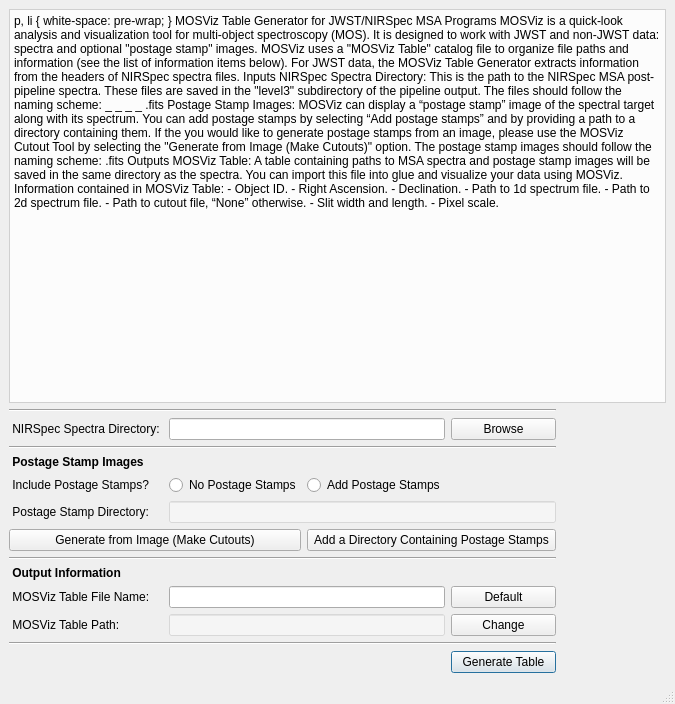
Before: the Qt Designer form table_gen.ui in robelgeda/temp, drawn with Qt 5.
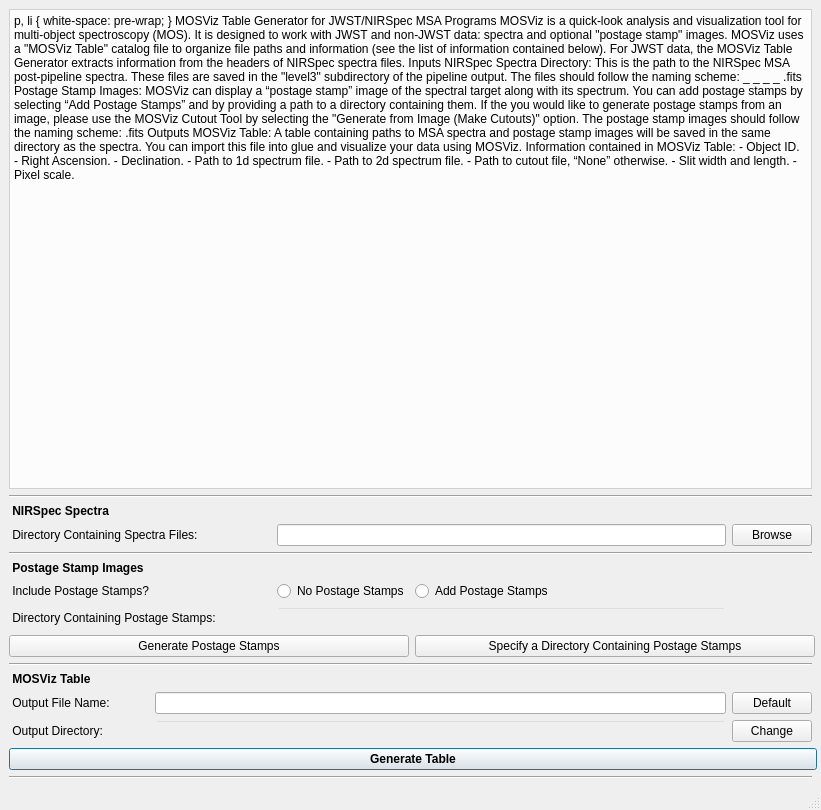
After: the same form once the commit is applied.

Patch:
```diff
--- a/table_gen.ui
+++ b/table_gen.ui
@@ -6,45 +6,154 @@
    <rect>
     <x>0</x>
     <y>0</y>
-    <width>675</width>
-    <height>704</height>
+    <width>821</width>
+    <height>810</height>
    </rect>
   </property>
   <property name="minimumSize">
    <size>
-    <width>675</width>
-    <height>704</height>
+    <width>821</width>
+    <height>810</height>
    </size>
   </property>
   <property name="maximumSize">
    <size>
-    <width>675</width>
-    <height>704</height>
+    <width>16777215</width>
+    <height>810</height>
    </size>
   </property>
   <property name="windowTitle">
    <string>MOSViz Table Generator for JWST/NIRSpec MSA Programs</string>
   </property>
   <widget class="QWidget" name="centralwidget">
-   <layout class="QGridLayout" name="gridLayout">
-    <item row="5" column="2">
-     <widget class="QRadioButton" name="radioButton_3">
+   <layout class="QGridLayout" name="gridLayout" columnstretch="0,0,0,1,0">
+    <item row="23" column="0" colspan="5">
+     <widget class="Line" name="line">
+      <property name="orientation">
+       <enum>Qt::Horizontal</enum>
+      </property>
+     </widget>
+    </item>
+    <item row="4" column="2" colspan="2">
+     <widget class="QLineEdit" name="spectra_user_input"/>
+    </item>
+    <item row="17" column="0">
+     <widget class="QLabel" name="output_title">
+      <property name="font">
+       <font>
+        <weight>75</weight>
+        <bold>true</bold>
+       </font>
+      </property>
       <property name="text">
-       <string>Add Postage Stamps</string>
+       <string> MOSViz Table</string>
       </property>
      </widget>
     </item>
-    <item row="19" column="3">
-     <widget class="QPushButton" name="pushButton_3">
+    <item row="11" column="2">
+     <widget class="QRadioButton" name="no_postage_radio">
+      <property name="text">
+       <string>No Postage Stamps</string>
+      </property>
+     </widget>
+    </item>
+    <item row="11" column="0">
+     <widget class="QLabel" name="include_postage_label">
+      <property name="text">
+       <string> Include Postage Stamps?</string>
+      </property>
+     </widget>
+    </item>
+    <item row="10" column="0">
+     <widget class="QLabel" name="postage_title">
+      <property name="font">
+       <font>
+        <weight>75</weight>
+        <bold>true</bold>
+       </font>
+      </property>
+      <property name="text">
+       <string> Postage Stamp Images</string>
+      </property>
+     </widget>
+    </item>
+    <item row="18" column="4">
+     <widget class="QPushButton" name="default_filename_button">
+      <property name="text">
+       <string>Default</string>
+      </property>
+     </widget>
+    </item>
+    <item row="4" column="4">
+     <widget class="QPushButton" name="spectra_browse_button">
+      <property name="text">
+       <string>Browse</string>
+      </property>
+     </widget>
+    </item>
+    <item row="5" column="0" colspan="5">
+     <widget class="Line" name="line_4">
+      <property name="orientation">
+       <enum>Qt::Horizontal</enum>
+      </property>
+     </widget>
+    </item>
+    <item row="4" column="0" colspan="2">
+     <widget class="QLabel" name="spectra_label">
+      <property name="text">
+       <string> Directory Containing Spectra Files:</string>
+      </property>
+     </widget>
+    </item>
+    <item row="12" column="0" colspan="2">
+     <widget class="QLabel" name="pstage_dir_label">
+      <property name="text">
+       <string> Directory Containing Postage Stamps:</string>
+      </property>
+     </widget>
+    </item>
+    <item row="19" column="4">
+     <widget class="QPushButton" name="change_save_path_button">
       <property name="text">
        <string>Change</string>
       </property>
      </widget>
     </item>
-    <item row="9" column="2" colspan="2">
-     <widget class="QPushButton" name="pushButton_4">
+    <item row="19" column="1" colspan="3">
+     <widget class="QLineEdit" name="save_path_display">
+      <property name="styleSheet">
+       <string notr="true">background-color: rgb(255, 255, 255,0);</string>
+      </property>
+      <property name="readOnly">
+       <bool>true</bool>
+      </property>
+     </widget>
+    </item>
+    <item row="11" column="3">
+     <widget class="QRadioButton" name="add_postage_radio">
       <property name="text">
-       <string>Add a Directory Containing Postage Stamps</string>
+       <string>Add Postage Stamps</string>
+      </property>
+     </widget>
+    </item>
+    <item row="19" column="0">
+     <widget class="QLabel" name="save_path_label">
+      <property name="text">
+       <string> Output Directory:</string>
+      </property>
+     </widget>
+    </item>
+    <item row="18" column="0">
+     <widget class="QLabel" name="filename_label">
+      <property name="text">
+       <string> Output File Name:</string>
+      </property>
+     </widget>
+    </item>
+    <item row="1" column="0" rowspan="2" colspan="5">
+     <widget class="Line" name="line_2">
+      <property name="orientation">
+       <enum>Qt::Horizontal</enum>
       </property>
      </widget>
     </item>
@@ -53,6 +162,12 @@
       <property name="styleSheet">
        <string notr="true">background-color: rgba(255, 255, 255, 203);</string>
       </property>
+      <property name="lineWrapMode">
+       <enum>QTextEdit::WidgetWidth</enum>
+      </property>
+      <property name="lineWrapColumnOrWidth">
+       <number>711</number>
+      </property>
       <property name="html">
        <string>&lt;!DOCTYPE HTML PUBLIC &quot;-//W3C//DTD HTML 4.0//EN&quot; &quot;http://www.w3.org/TR/REC-html40/strict.dtd&quot;&gt;
 &lt;html&gt;&lt;head&gt;&lt;meta name=&quot;qrichtext&quot; content=&quot;1&quot; /&gt;&lt;style type=&quot;text/css&quot;&gt;
@@ -60,13 +175,13 @@
 &lt;/style&gt;&lt;/head&gt;&lt;body style=&quot; font-family:'.SF NS Text'; font-size:13pt; font-weight:400; font-style:normal;&quot;&gt;
 &lt;p align=&quot;center&quot; style=&quot; margin-top:0px; margin-bottom:0px; margin-left:0px; margin-right:0px; -qt-block-indent:0; text-indent:0px;&quot;&gt;&lt;span style=&quot; font-size:14pt; font-weight:600; text-decoration: underline;&quot;&gt;MOSViz Table Generator for JWST/NIRSpec MSA Programs&lt;/span&gt;&lt;/p&gt;
 &lt;p style=&quot;-qt-paragraph-type:empty; margin-top:0px; margin-bottom:0px; margin-left:0px; margin-right:0px; -qt-block-indent:0; text-indent:0px; font-size:12pt;&quot;&gt;&lt;br /&gt;&lt;/p&gt;
-&lt;p style=&quot; margin-top:0px; margin-bottom:0px; margin-left:0px; margin-right:0px; -qt-block-indent:0; text-indent:0px;&quot;&gt;&lt;span style=&quot; font-size:12pt;&quot;&gt;MOSViz is a quick-look analysis and visualization tool for multi-object spectroscopy (MOS). It is designed to work with JWST and non-JWST data: spectra and optional &amp;quot;postage stamp&amp;quot; images. MOSViz uses a &amp;quot;MOSViz Table&amp;quot; catalog file to organize file paths and information (see the list of information items below). For JWST data, the MOSViz Table Generator extracts information from the headers of NIRSpec spectra files.&lt;/span&gt;&lt;/p&gt;
+&lt;p style=&quot; margin-top:0px; margin-bottom:0px; margin-left:0px; margin-right:0px; -qt-block-indent:0; text-indent:0px;&quot;&gt;&lt;span style=&quot; font-size:12pt;&quot;&gt;MOSViz is a quick-look analysis and visualization tool for multi-object spectroscopy (MOS). It is designed to work with JWST and non-JWST data: spectra and optional &amp;quot;postage stamp&amp;quot; images. MOSViz uses a &amp;quot;MOSViz Table&amp;quot; catalog file to organize file paths and information (see the list of information contained below). For JWST data, the MOSViz Table Generator extracts information from the headers of NIRSpec spectra files.&lt;/span&gt;&lt;/p&gt;
 &lt;p style=&quot;-qt-paragraph-type:empty; margin-top:0px; margin-bottom:0px; margin-left:0px; margin-right:0px; -qt-block-indent:0; text-indent:0px; font-size:12pt;&quot;&gt;&lt;br /&gt;&lt;/p&gt;
 &lt;p style=&quot; margin-top:0px; margin-bottom:0px; margin-left:0px; margin-right:0px; -qt-block-indent:0; text-indent:0px;&quot;&gt;&lt;span style=&quot; font-size:12pt; font-weight:600;&quot;&gt;Inputs&lt;/span&gt;&lt;/p&gt;
 &lt;p style=&quot; margin-top:0px; margin-bottom:0px; margin-left:0px; margin-right:0px; -qt-block-indent:0; text-indent:0px;&quot;&gt;&lt;span style=&quot; font-size:12pt; font-weight:600;&quot;&gt;NIRSpec Spectra Directory: &lt;/span&gt;&lt;span style=&quot; font-size:12pt;&quot;&gt;This is the path to the NIRSpec MSA post-pipeline spectra. These files are saved in the &amp;quot;level3&amp;quot; subdirectory of the pipeline output. The files should follow the naming scheme:&lt;/span&gt;&lt;/p&gt;
 &lt;p align=&quot;center&quot; style=&quot; margin-top:0px; margin-bottom:0px; margin-left:0px; margin-right:0px; -qt-block-indent:0; text-indent:0px;&quot;&gt;&lt;span style=&quot; font-size:12pt; font-style:italic;&quot;&gt;&amp;lt;programName&amp;gt;_&amp;lt;objectName&amp;gt;_&amp;lt;instrument_filter&amp;gt;_ &amp;lt;grating&amp;gt;_&amp;lt;s2d|x1d&amp;gt;.fits&lt;/span&gt;&lt;/p&gt;
 &lt;p style=&quot;-qt-paragraph-type:empty; margin-top:0px; margin-bottom:0px; margin-left:0px; margin-right:0px; -qt-block-indent:0; text-indent:0px; font-size:12pt;&quot;&gt;&lt;br /&gt;&lt;/p&gt;
-&lt;p style=&quot; margin-top:0px; margin-bottom:0px; margin-left:0px; margin-right:0px; -qt-block-indent:0; text-indent:0px;&quot;&gt;&lt;span style=&quot; font-size:12pt; font-weight:600;&quot;&gt;Postage Stamp Images: &lt;/span&gt;&lt;span style=&quot; font-size:12pt;&quot;&gt;MOSViz can display a “postage stamp” image of the spectral target along with its spectrum. You can add postage stamps by selecting “Add postage stamps” and by providing a path to a directory containing them. If the you would like to generate postage stamps from an image, please use the MOSViz Cutout Tool by selecting the &amp;quot;Generate from Image (Make Cutouts)&amp;quot; option. The postage stamp images should follow the naming scheme:&lt;/span&gt;&lt;/p&gt;
+&lt;p style=&quot; margin-top:0px; margin-bottom:0px; margin-left:0px; margin-right:0px; -qt-block-indent:0; text-indent:0px;&quot;&gt;&lt;span style=&quot; font-size:12pt; font-weight:600;&quot;&gt;Postage Stamp Images: &lt;/span&gt;&lt;span style=&quot; font-size:12pt;&quot;&gt;MOSViz can display a “postage stamp” image of the spectral target along with its spectrum. You can add postage stamps by selecting “Add Postage Stamps” and by providing a path to a directory containing them. If the you would like to generate postage stamps from an image, please use the MOSViz Cutout Tool by selecting the &amp;quot;Generate from Image (Make Cutouts)&amp;quot; option. The postage stamp images should follow the naming scheme:&lt;/span&gt;&lt;/p&gt;
 &lt;p align=&quot;center&quot; style=&quot; margin-top:0px; margin-bottom:0px; margin-left:0px; margin-right:0px; -qt-block-indent:0; text-indent:0px;&quot;&gt;&lt;span style=&quot; font-size:12pt; font-style:italic;&quot;&gt;&amp;lt;objectName&amp;gt;.fits&lt;/span&gt;&lt;/p&gt;
 &lt;p style=&quot;-qt-paragraph-type:empty; margin-top:0px; margin-bottom:0px; margin-left:0px; margin-right:0px; -qt-block-indent:0; text-indent:0px; font-size:12pt;&quot;&gt;&lt;br /&gt;&lt;/p&gt;
 &lt;p style=&quot; margin-top:0px; margin-bottom:0px; margin-left:0px; margin-right:0px; -qt-block-indent:0; text-indent:0px;&quot;&gt;&lt;span style=&quot; font-size:12pt; font-weight:600;&quot;&gt;Outputs&lt;/span&gt;&lt;/p&gt;
@@ -84,81 +199,55 @@
       </property>
      </widget>
     </item>
-    <item row="18" column="3">
-     <widget class="QPushButton" name="pushButton_2">
-      <property name="text">
-       <string>Default</string>
+    <item row="14" column="0" colspan="3">
+     <widget class="QPushButton" name="make_cutouts_button">
+      <property name="minimumSize">
+       <size>
+        <width>400</width>
+        <height>0</height>
+       </size>
       </property>
-     </widget>
-    </item>
-    <item row="19" column="1" colspan="2">
-     <widget class="QLineEdit" name="lineEdit_3">
-      <property name="styleSheet">
-       <string notr="true">background-color: rgba(255, 255, 255, 100);</string>
+      <property name="maximumSize">
+       <size>
+        <width>400</width>
+        <height>16777215</height>
+       </size>
       </property>
-     </widget>
-    </item>
-    <item row="3" column="0" colspan="4">
-     <widget class="Line" name="line">
-      <property name="orientation">
-       <enum>Qt::Horizontal</enum>
-      </property>
-     </widget>
-    </item>
-    <item row="19" column="0">
-     <widget class="QLabel" name="label_5">
       <property name="text">
-       <string> MOSViz Table Path:</string>
+       <string>Generate Postage Stamps</string>
       </property>
      </widget>
     </item>
-    <item row="8" column="1" colspan="3">
-     <widget class="QLineEdit" name="lineEdit_2">
-      <property name="styleSheet">
-       <string notr="true">background-color: rgba(255, 255, 255, 100);</string>
-      </property>
-      <property name="text">
-       <string/>
-      </property>
-     </widget>
+    <item row="18" column="1" colspan="3">
+     <widget class="QLineEdit" name="filename_user_input"/>
     </item>
-    <item row="11" column="0" colspan="4">
+    <item row="15" column="0" rowspan="2" colspan="5">
      <widget class="Line" name="line_3">
       <property name="orientation">
        <enum>Qt::Horizontal</enum>
       </property>
      </widget>
     </item>
-    <item row="2" column="0">
-     <widget class="QLabel" name="label_1">
-      <property name="text">
-       <string> NIRSpec Spectra Directory: </string>
+    <item row="20" column="0" colspan="5" alignment="Qt::AlignHCenter">
+     <widget class="QPushButton" name="generate_table_button">
+      <property name="minimumSize">
+       <size>
+        <width>808</width>
+        <height>0</height>
+       </size>
       </property>
-     </widget>
-    </item>
-    <item row="2" column="3">
-     <widget class="QPushButton" name="pushButton">
-      <property name="text">
-       <string>Browse</string>
+      <property name="maximumSize">
+       <size>
+        <width>808</width>
+        <height>16777215</height>
+       </size>
       </property>
-     </widget>
-    </item>
-    <item row="20" column="0" colspan="4">
-     <widget class="Line" name="line_4">
-      <property name="orientation">
-       <enum>Qt::Horizontal</enum>
+      <property name="font">
+       <font>
+        <weight>75</weight>
+        <bold>true</bold>
+       </font>
       </property>
-     </widget>
-    </item>
-    <item row="1" column="0" colspan="4">
-     <widget class="Line" name="line_2">
-      <property name="orientation">
-       <enum>Qt::Horizontal</enum>
-      </property>
-     </widget>
-    </item>
-    <item row="21" column="3">
-     <widget class="QPushButton" name="pushButton_6">
       <property name="text">
        <string>Generate Table</string>
       </property>
@@ -167,70 +256,59 @@
       </property>
      </widget>
     </item>
-    <item row="8" column="0">
-     <widget class="QLabel" name="label_3">
-      <property name="text">
-       <string> Postage Stamp Directory:</string>
-      </property>
-     </widget>
-    </item>
-    <item row="5" column="0">
-     <widget class="QLabel" name="label_6">
-      <property name="text">
-       <string> Include Postage Stamps?</string>
-      </property>
-     </widget>
-    </item>
-    <item row="9" column="0" colspan="2">
-     <widget class="QPushButton" name="pushButton_5">
-      <property name="text">
-       <string>Generate from Image (Make Cutouts)</string>
-      </property>
-     </widget>
-    </item>
-    <item row="5" column="1">
-     <widget class="QRadioButton" name="radioButton">
-      <property name="text">
-       <string>No Postage Stamps</string>
-      </property>
-     </widget>
-    </item>
-    <item row="18" column="1" colspan="2">
-     <widget class="QLineEdit" name="lineEdit"/>
-    </item>
-    <item row="18" column="0">
-     <widget class="QLabel" name="label_4">
-      <property name="text">
-       <string> MOSViz Table File Name:</string>
-      </property>
-     </widget>
-    </item>
-    <item row="2" column="1" colspan="2">
-     <widget class="QLineEdit" name="spectra_user_input"/>
-    </item>
-    <item row="17" column="0">
+    <item row="3" column="0">
      <widget class="QLabel" name="label">
       <property name="font">
        <font>
         <weight>75</weight>
+        <italic>false</italic>
         <bold>true</bold>
        </font>
       </property>
       <property name="text">
-       <string> Output Information</string>
+       <string> NIRSpec Spectra</string>
       </property>
      </widget>
     </item>
-    <item row="4" column="0">
-     <widget class="QLabel" name="label_2">
+    <item row="14" column="3" colspan="2">
+     <widget class="QPushButton" name="add_postage_button">
+      <property name="minimumSize">
+       <size>
+        <width>400</width>
+        <height>0</height>
+       </size>
+      </property>
+      <property name="maximumSize">
+       <size>
+        <width>400</width>
+        <height>16777215</height>
+       </size>
+      </property>
       <property name="font">
        <font>
-        <weight>75</weight>
-        <bold>true</bold>
+        <weight>50</weight>
+        <bold>false</bold>
+        <strikeout>false</strikeout>
        </font>
       </property>
+      <property name="layoutDirection">
+       <enum>Qt::LeftToRight</enum>
+      </property>
       <property name="text">
-       <string> Postage Stamp Images</string>
+       <string>Specify a Directory Containing Postage Stamps</string>
+      </property>
+     </widget>
+    </item>
+    <item row="12" column="2" colspan="2">
+     <widget class="QLineEdit" name="postage_path_display">
+      <property name="styleSheet">
+       <string notr="true">background-color: rgb(255, 255, 255,0);</string>
+      </property>
+      <property name="text">
+       <string/>
+      </property>
+      <property name="readOnly">
+       <bool>true</bool>
       </property>
      </widget>
     </item>
```
Left out of the diff: 2 changed lines with no effect on the pictures.
